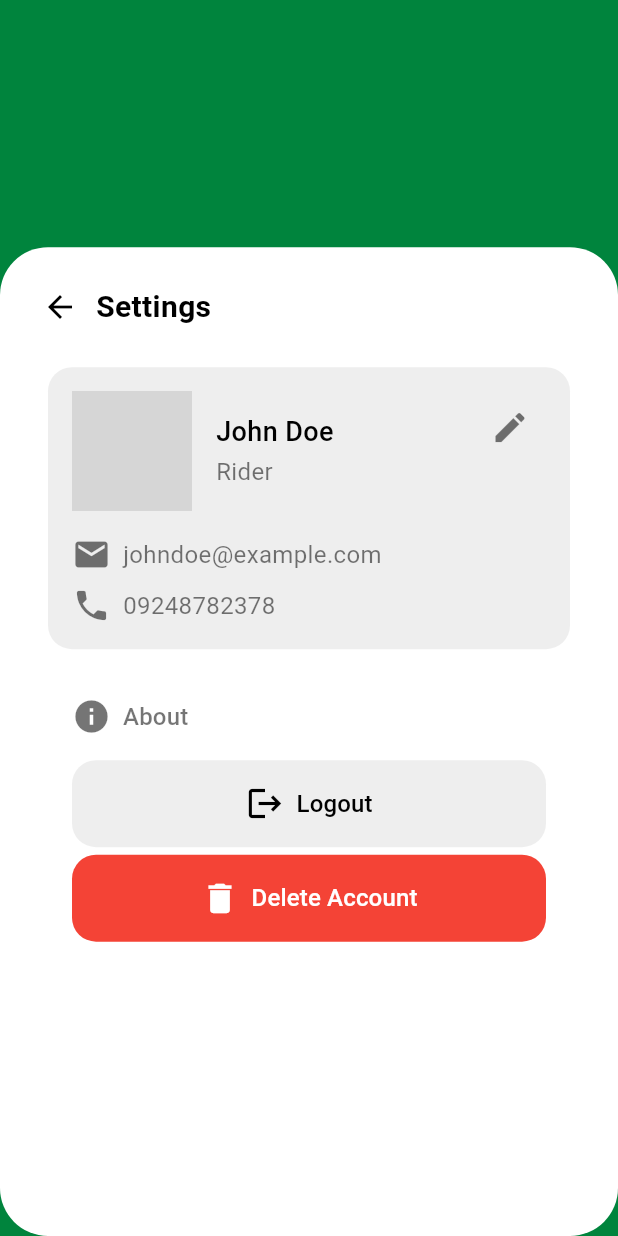
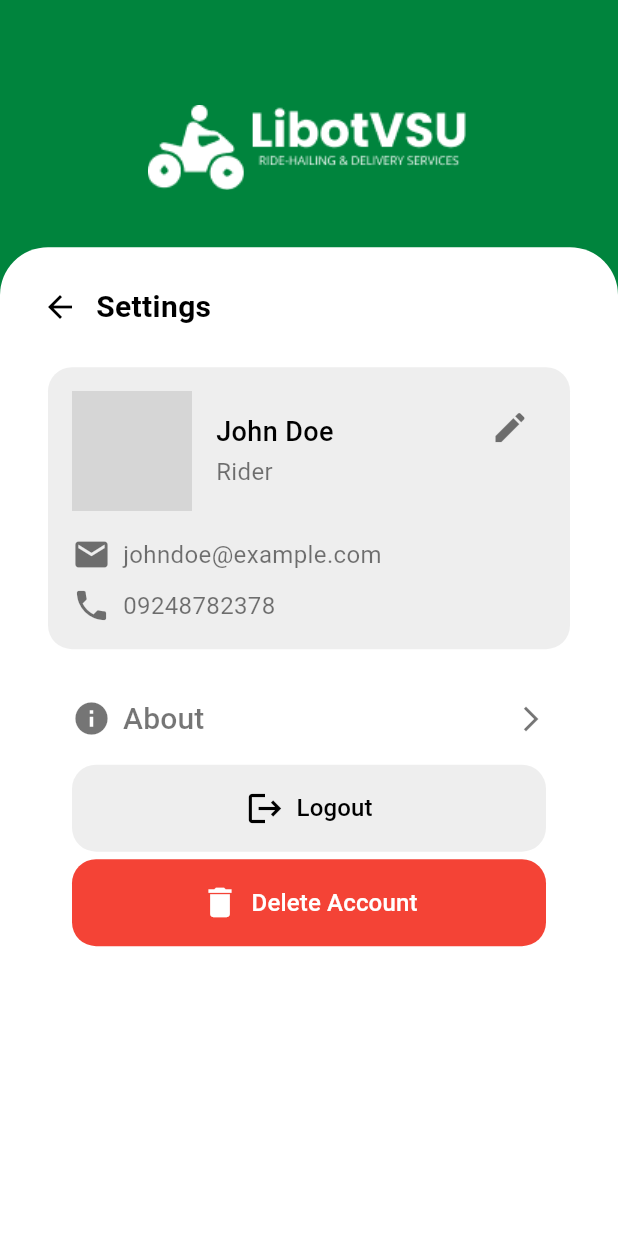
Before and after one commit to TristanCavite/libot_vsu1, a Flutter app: the SettingScreen screen opened directly, on a phone screen of 412 x 824 dp. Run offline on Flutter 3.47's test engine with Material 3 defaults, Android fonts, the phone set to English and light mode, and no system bars; our stand-ins replace cloud_firestore, firebase_auth, firebase_core, flutter_typeahead, image_picker, supabase_flutter; accounts and stored records are empty; generated files the repository leaves out were written again; network calls fail; grey boxes are pictures that could not be loaded.

Commit message:
App Logo
- Add LibotVSU Logo

```diff
--- a/lib/screens/setting.dart
+++ b/lib/screens/setting.dart
@@ -7,8 +7,11 @@ class SettingScreen extends StatelessWidget {
   Widget build(BuildContext context) {
     return Scaffold(
       backgroundColor: const Color(0xFF00843D), // Background color
-      body: Stack(
+      body: Column(
+        mainAxisAlignment: MainAxisAlignment.spaceBetween,
         children: [
+          const SizedBox(height: 16), // Space at the top
+          _buildLogo(), // Logo at the top
           Align(
             alignment: Alignment.bottomCenter, // Align to the bottom center
             child: Container(
@@ -19,7 +22,10 @@ class SettingScreen extends StatelessWidget {
               padding: const EdgeInsets.all(16), // Add padding inside the box
               decoration: BoxDecoration(
                 color: Colors.white, // White background
-                borderRadius: BorderRadius.circular(32), // Rounded corners
+                borderRadius: BorderRadius.only(
+                  topLeft: Radius.circular(32),
+                  topRight: Radius.circular(32),
+                ), // Rounded corners
               ),
               child: Column(
                 crossAxisAlignment: CrossAxisAlignment.start,
@@ -78,6 +84,19 @@ class SettingScreen extends StatelessWidget {
             const SizedBox(height: 8),
             _buildContactInfo(Icons.phone, '09248782378'),
           ],
+        ),
+      ),
+    );
+  }
+
+  Widget _buildLogo() {
+    return Padding(
+      padding: const EdgeInsets.only(top: 16.0),
+      child: Center(
+        child: Image.asset(
+          'assets/logo.png', // Replace with your logo asset path
+          width: 215,
+          height: 100,
         ),
       ),
     );
@@ -142,21 +161,40 @@ class SettingScreen extends StatelessWidget {
       padding: const EdgeInsets.symmetric(horizontal: 16.0),
       child: SizedBox(
         width: double.infinity, // Make the button span the full width
-        child: TextButton.icon(
+        child: TextButton(
           onPressed: () {
             // Perform an action
           },
-          icon: const Icon(Icons.info, color: Colors.black54, size: 26),
-          label: const Text(
-            'About',
-            style: TextStyle(fontSize: 16, color: Colors.black54),
+          style: TextButton.styleFrom(
+            padding: const EdgeInsets.all(16), // Light grey background
+            alignment: Alignment.centerLeft,
+            shape: RoundedRectangleBorder(
+              borderRadius: BorderRadius.circular(16),
+            ), // Align content to the left
           ),
-          style: TextButton.styleFrom(
-            alignment: Alignment.centerLeft, // Align content to the left
-            padding: const EdgeInsets.all(16),
-            shape: RoundedRectangleBorder(
-              borderRadius: BorderRadius.circular(16), // Rounded corners
-            ),
+          child: Row(
+            mainAxisAlignment: MainAxisAlignment.spaceBetween,
+            children: [
+              Row(
+                children: [
+                  const Icon(
+                    Icons.info,
+                    color: Colors.black54,
+                    size: 26,
+                  ), // Info icon
+                  const SizedBox(width: 8), // Space between icon and text
+                  const Text(
+                    'About',
+                    style: TextStyle(fontSize: 20, color: Colors.black54),
+                  ),
+                ],
+              ),
+              const Icon(
+                Icons.arrow_forward_ios, // Forward arrow icon
+                color: Colors.black54,
+                size: 20,
+              ),
+            ],
           ),
         ),
       ),
```
